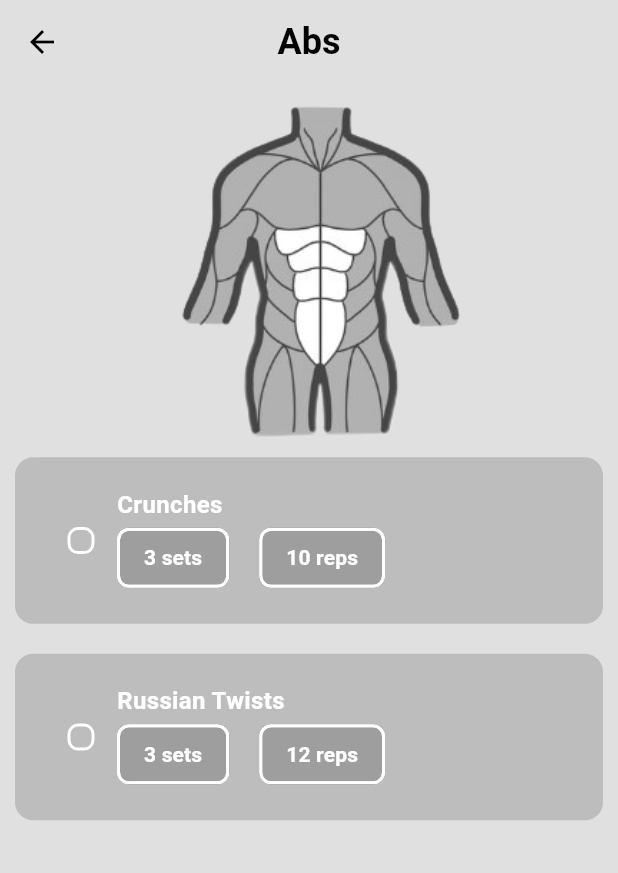
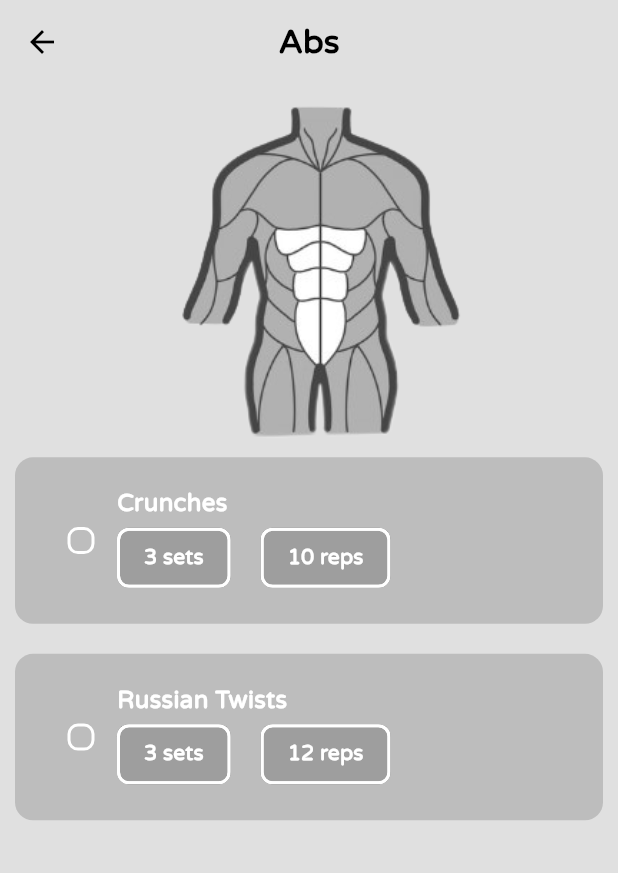
Before and after one commit to Muckesh/flex_it, a Flutter app: the screen it shows after launch, after a tap on "Abs", on a phone screen of 412 x 824 dp. Shown: the top 873 px of the screen. Run offline on Flutter 3.47's test engine with Material 3 defaults, Android fonts, the phone set to English and light mode, and no system bars; drawn by our look-alikes of flutter_slidable; our stand-ins replace flutter_heatmap_calendar, google_fonts, hive, hive_flutter; accounts and stored records are empty.

Commit message:
Bug Fixes

```diff
--- a/lib/components/custom_heat_map.dart
+++ b/lib/components/custom_heat_map.dart
@@ -20,7 +20,7 @@ class CustomHeatMap extends StatelessWidget {
         colorMode: ColorMode.color,
         // defaultColor: Theme.of(context).primaryColor,
         // textColor: Theme.of(context).colorScheme.primary,
-        defaultColor: Colors.grey[200],
+        defaultColor: Theme.of(context).colorScheme.tertiary,
         textColor: Colors.white,
         startDate: createDateTimeObject(startDateYYYYMMDD),
         endDate: DateTime.now().add(
--- a/lib/pages/home_page.dart
+++ b/lib/pages/home_page.dart
@@ -42,8 +42,14 @@ class _HomePageState extends State<HomePage> {
           title: const Text(
             "F L E X I T",
           ),
-
-          // backgroundColor: Theme.of(context).colorScheme.secondary,
+          centerTitle: true,
+          scrolledUnderElevation: 0.0,
+          titleTextStyle: TextStyle(
+            color: Theme.of(context).colorScheme.onPrimary,
+            fontSize: 24.0,
+            fontWeight: FontWeight.w800,
+          ),
+          backgroundColor: Theme.of(context).colorScheme.background,
         ),
         body: Padding(
           padding: const EdgeInsets.symmetric(vertical: 8.0, horizontal: 15.0),
--- a/lib/pages/workout_page.dart
+++ b/lib/pages/workout_page.dart
@@ -151,9 +151,19 @@ class _WorkoutPageState extends State<WorkoutPage> {
       builder: (context, value, child) => Scaffold(
         backgroundColor: Theme.of(context).colorScheme.background,
         appBar: AppBar(
-          title: Text(widget.workoutName),
-
-          // backgroundColor: Theme.of(context).colorScheme.secondary,
+          title: Text(
+            widget.workoutName,
+            style: TextStyle(
+              fontWeight: FontWeight.w700,
+              color: Theme.of(context).colorScheme.onPrimary,
+            ),
+          ),
+          iconTheme: IconThemeData(
+            color: Theme.of(context).colorScheme.onPrimary,
+          ),
+          centerTitle: true,
+          scrolledUnderElevation: 0.0,
+          backgroundColor: Theme.of(context).colorScheme.background,
         ),
         floatingActionButton: FloatingActionButton(
           backgroundColor: Colors.greenAccent,
--- a/lib/theme/dark_theme.dart
+++ b/lib/theme/dark_theme.dart
@@ -1,21 +1,13 @@
 import 'package:flutter/material.dart';
+import 'package:google_fonts/google_fonts.dart';
 
 ThemeData darkTheme = ThemeData(
-  appBarTheme: const AppBarTheme(
-    backgroundColor: Colors.black,
-    centerTitle: true,
-    scrolledUnderElevation: 0.0,
-    titleTextStyle: TextStyle(
-      color: Colors.white,
-      fontSize: 24.0,
-      fontWeight: FontWeight.bold,
-    ),
-    iconTheme: IconThemeData(color: Colors.white),
-  ),
+  fontFamily: "VarelaRound-Regular",
   colorScheme: ColorScheme.dark(
     background: Colors.black,
     primary: Colors.grey.shade400,
     secondary: Colors.grey.shade900,
     onPrimary: Colors.white,
+    tertiary: Colors.grey[600],
   ),
 );
--- a/lib/theme/light_theme.dart
+++ b/lib/theme/light_theme.dart
@@ -1,21 +1,12 @@
 import 'package:flutter/material.dart';
 
 ThemeData lightTheme = ThemeData(
-  appBarTheme: AppBarTheme(
-    backgroundColor: Colors.grey.shade300,
-    centerTitle: true,
-    scrolledUnderElevation: 0.0,
-    titleTextStyle: const TextStyle(
-      color: Colors.black,
-      fontSize: 24.0,
-      fontWeight: FontWeight.bold,
-    ),
-    iconTheme: const IconThemeData(color: Colors.black),
-  ),
+  fontFamily: "VarelaRound-Regular",
   colorScheme: ColorScheme.dark(
     background: Colors.grey.shade300,
     primary: Colors.black54,
     secondary: Colors.white,
     onPrimary: Colors.black,
+    tertiary: Colors.grey[200],
   ),
 );
```
Also changed, not shown: pubspec.yaml (+6 -5 lines), fonts/VarelaRound-Regular.ttf (added), pubspec.lock.
